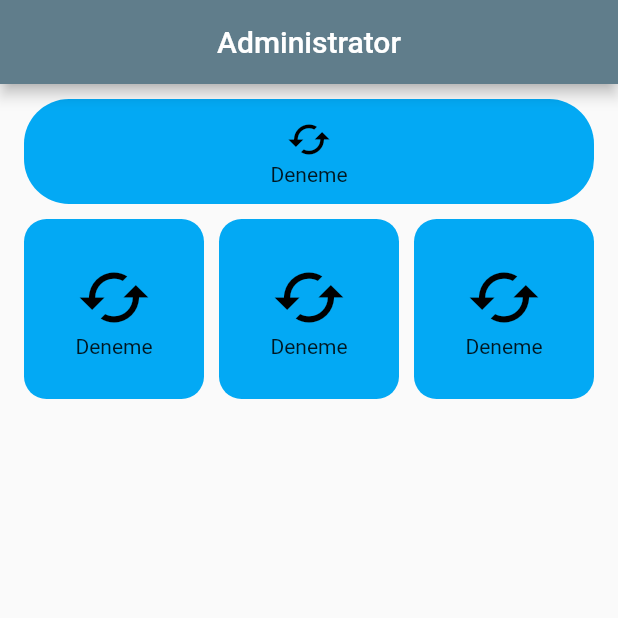
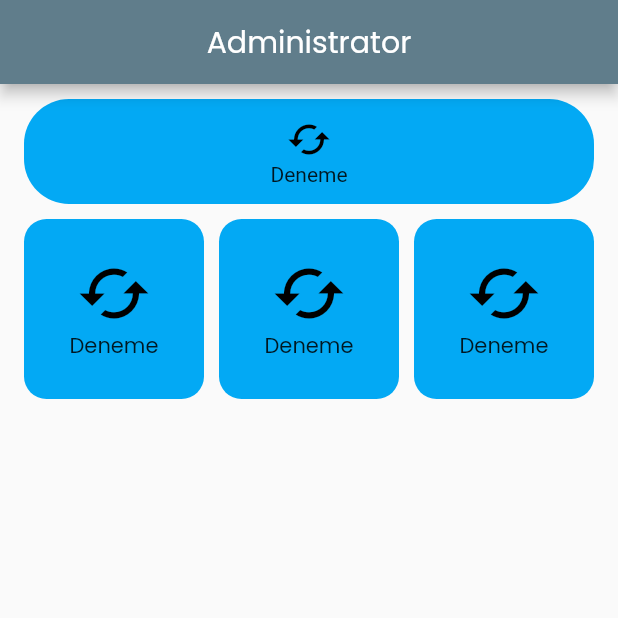
Before and after one commit to rootate/MyBakery, a Flutter app: the screen it shows after launch, on a phone screen of 412 x 824 dp, the top half of it. Run offline on Flutter 3.47's test engine with Material 2 defaults, Android fonts, the phone set to English and light mode, and no system bars.

Commit message:
Add new font family 'Poppins'

```diff
--- a/lib/screens/home.dart
+++ b/lib/screens/home.dart
@@ -5,16 +5,14 @@ class Home extends StatelessWidget {
   Widget build(BuildContext context) {
     return Scaffold(
       appBar: AppBar(
-        title: Text("Administrator"),
+        title: Text("Administrator",style: TextStyle(fontFamily: "Poppins"),),
         centerTitle: true,
         backgroundColor: Colors.blueGrey,
       ),
       body: SafeArea(
-        child: Expanded(
-          child: Padding(
-            padding: const EdgeInsets.only(top: 10),
         child: Column(
           children: [
+            SizedBox(height: 10),
             myBox2(),
             SizedBox(height: 10),
             Row(
@@ -28,8 +26,6 @@ class Home extends StatelessWidget {
               ],
             ),
           ],
-            ),
-          ),
         ),
       ),
     );
@@ -51,7 +47,7 @@ Widget myBox(){
             color: Colors.black,
             size: 50,
           ),
-          Text("Deneme")
+          Text("Deneme",style: TextStyle(fontFamily: "Poppins"),)
         ],
       ),
     ),
```
Also changed, not shown: pubspec.yaml (+4 -4 lines), lib/assets/fonts/Poppins-Regular.ttf (added). Lines whose indentation alone changed are shown as unchanged.
